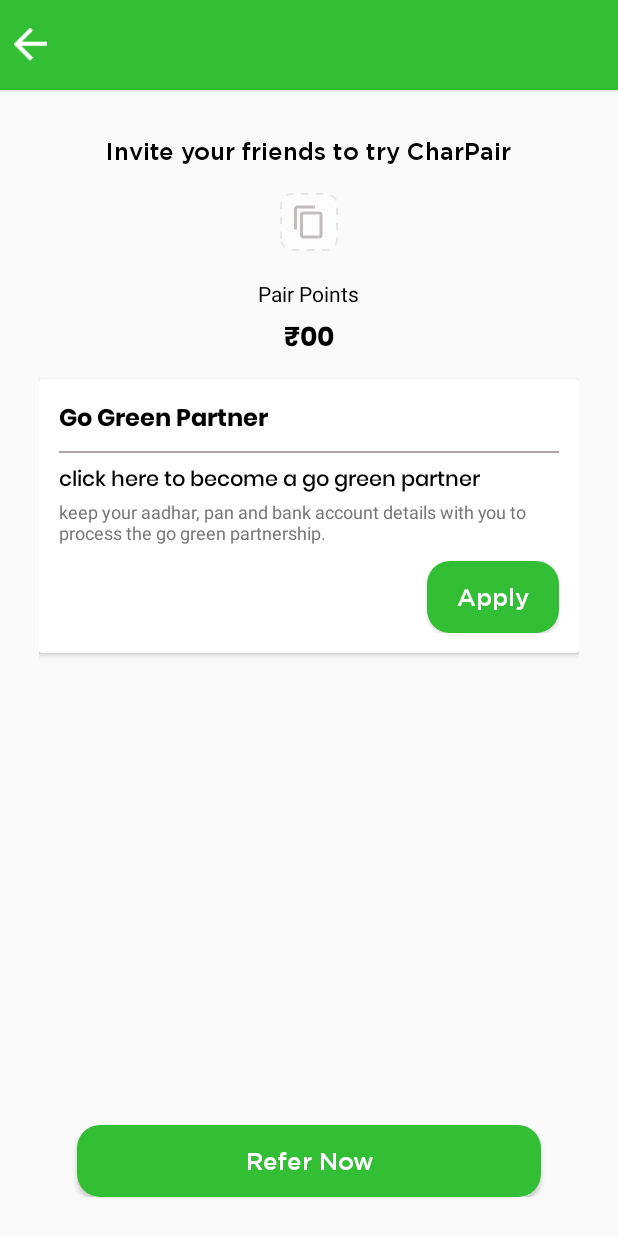
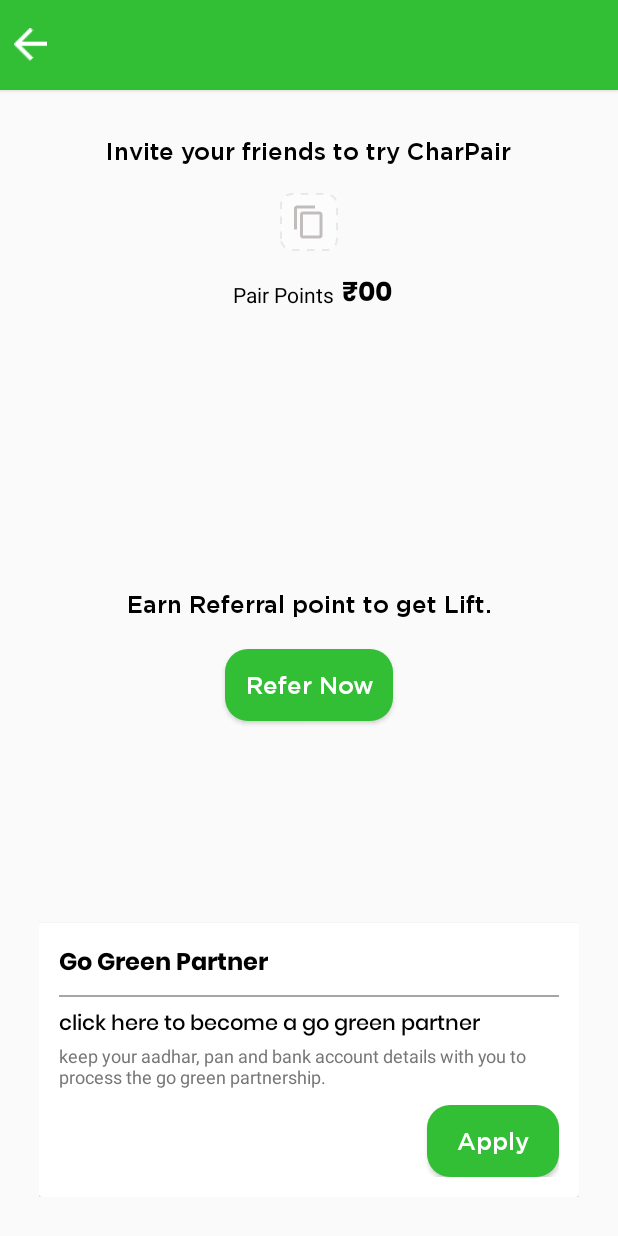
Before and after one commit to shubhamrb/Lift, an Android app: the layout fragment_refer.xml on its own in the app's theme, with its tools: preview values and no code run, on a phone screen of 412 x 824 dp. Run offline under Robolectric (Android 15) with nearby library versions, the phone set to English and light mode, and no system bars; network calls fail.

Commit message:
go green ui change

```diff
--- a/app/build.gradle
+++ b/app/build.gradle
@@ -13,6 +13,20 @@ android {
         testInstrumentationRunner "androidx.test.runner.AndroidJUnitRunner"
         vectorDrawables.useSupportLibrary = true
     }
+    signingConfigs {
+        release {
+            storeFile file('keystore.jks')
+            storePassword "Charpair@246810"
+            keyAlias "charpair"
+            keyPassword "Charpair@246810"
+        }
+        debug {
+            storeFile file('keystore.jks')
+            storePassword "Charpair@246810"
+            keyAlias "charpair"
+            keyPassword "Charpair@246810"
+        }
+    }
     android {
         compileOptions {
             targetCompatibility = "8"
@@ -23,6 +37,12 @@ android {
     buildTypes {
         release {
             minifyEnabled false
+            signingConfig signingConfigs.release
+            proguardFiles getDefaultProguardFile('proguard-android-optimize.txt'), 'proguard-rules.pro'
+        }
+        debug {
+            minifyEnabled false
+            signingConfig signingConfigs.debug
             proguardFiles getDefaultProguardFile('proguard-android-optimize.txt'), 'proguard-rules.pro'
         }
     }
--- a/app/src/main/res/layout/fragment_refer.xml
+++ b/app/src/main/res/layout/fragment_refer.xml
@@ -15,12 +15,17 @@
         android:layout_below="@id/toolbarNew"
         android:padding="@dimen/_20sdp">
 
+        <LinearLayout
+            android:id="@+id/ll_code"
+            android:layout_width="match_parent"
+            android:layout_height="wrap_content"
+            android:gravity="center"
+            android:orientation="vertical">
+
             <androidx.appcompat.widget.AppCompatTextView
                 android:id="@+id/textViewLabel"
                 android:layout_width="wrap_content"
                 android:layout_height="wrap_content"
-            android:layout_centerHorizontal="true"
-            android:layout_gravity="center_vertical"
                 android:ellipsize="end"
                 android:fontFamily="@font/gotham_medium"
                 android:gravity="center_vertical"
@@ -34,9 +39,6 @@
                 android:id="@+id/textViewCode"
                 android:layout_width="wrap_content"
                 android:layout_height="wrap_content"
-            android:layout_below="@+id/textViewLabel"
-            android:layout_centerHorizontal="true"
-            android:layout_gravity="center_vertical"
                 android:layout_marginTop="@dimen/_10sdp"
                 android:alpha="0.5"
                 android:background="@drawable/dashed_border"
@@ -49,15 +51,22 @@
                 android:text=""
                 android:textColor="@color/colorBlack"
                 android:textSize="@dimen/sp_16" />
+        </LinearLayout>
+
+
+        <LinearLayout
+            android:id="@+id/ll_points"
+            android:layout_width="match_parent"
+            android:layout_height="wrap_content"
+            android:layout_below="@+id/ll_code"
+            android:layout_marginTop="@dimen/_10sdp"
+            android:gravity="center"
+            android:orientation="horizontal">
 
             <androidx.appcompat.widget.AppCompatTextView
                 android:id="@+id/textViewPointLabel"
                 android:layout_width="wrap_content"
                 android:layout_height="wrap_content"
-            android:layout_below="@+id/textViewCode"
-            android:layout_centerHorizontal="true"
-            android:layout_gravity="center_vertical"
-            android:layout_marginTop="@dimen/_10sdp"
                 android:ellipsize="end"
                 android:gravity="center_vertical"
                 android:maxLines="2"
@@ -70,25 +79,63 @@
                 android:id="@+id/textViewPoint"
                 android:layout_width="wrap_content"
                 android:layout_height="wrap_content"
-            android:layout_below="@+id/textViewPointLabel"
-            android:layout_centerHorizontal="true"
-            android:layout_gravity="center_vertical"
                 android:ellipsize="end"
                 android:fontFamily="@font/poppins_bold"
-            android:gravity="center_vertical"
                 android:text="₹00"
                 android:textColor="@color/colorBlack"
                 android:textSize="@dimen/sp_18" />
+        </LinearLayout>
+
+
+        <LinearLayout
+            android:id="@+id/ll_invite"
+            android:layout_width="match_parent"
+            android:layout_height="wrap_content"
+            android:layout_below="@+id/ll_points"
+            android:layout_centerVertical="true"
+            android:orientation="vertical">
+
+            <androidx.appcompat.widget.AppCompatTextView
+                android:layout_width="wrap_content"
+                android:layout_height="wrap_content"
+                android:layout_gravity="center"
+                android:ellipsize="end"
+                android:fontFamily="@font/gotham_medium"
+                android:gravity="center_vertical"
+                android:maxLines="2"
+                android:padding="@dimen/dp_5"
+                android:text="Earn Referral point to get Lift."
+                android:textColor="@color/colorBlack"
+                android:textSize="@dimen/sp_16" />
+
+            <androidx.appcompat.widget.AppCompatButton
+                android:id="@+id/buttonLift"
+                android:layout_width="wrap_content"
+                android:layout_height="wrap_content"
+                android:layout_gravity="center"
+                android:layout_marginTop="@dimen/dp_15"
+                android:layout_marginBottom="@dimen/dp_15"
+                android:background="@drawable/rounded_button"
+                android:fontFamily="@font/gotham_medium"
+                android:gravity="center"
+                android:paddingStart="@dimen/_10sdp"
+                android:paddingEnd="@dimen/_10sdp"
+                android:text="Refer Now"
+                android:textAllCaps="false"
+                android:textColor="@color/colorWhite"
+                android:textSize="@dimen/sp_16" />
+        </LinearLayout>
 
         <androidx.cardview.widget.CardView
             android:layout_width="match_parent"
             android:layout_height="wrap_content"
-            android:layout_below="@id/textViewPoint"
+            android:layout_alignParentBottom="true"
             android:layout_marginTop="@dimen/_8sdp">
 
             <LinearLayout
                 android:layout_width="match_parent"
                 android:layout_height="wrap_content"
+                android:layout_gravity="center_vertical"
                 android:orientation="vertical"
                 android:padding="@dimen/_10sdp">
 
@@ -145,23 +192,5 @@
             </LinearLayout>
 
         </androidx.cardview.widget.CardView>
-
-        <androidx.appcompat.widget.AppCompatButton
-            android:id="@+id/buttonLift"
-            android:layout_width="match_parent"
-            android:layout_height="wrap_content"
-            android:layout_alignParentBottom="true"
-            android:layout_gravity="center"
-            android:layout_marginLeft="@dimen/sp_25"
-            android:layout_marginTop="@dimen/dp_15"
-            android:layout_marginRight="@dimen/sp_25"
-            android:layout_marginBottom="@dimen/dp_15"
-            android:background="@drawable/rounded_button"
-            android:fontFamily="@font/gotham_medium"
-            android:gravity="center"
-            android:text="Refer Now"
-            android:textAllCaps="false"
-            android:textColor="@color/colorWhite"
-            android:textSize="@dimen/sp_16" />
     </RelativeLayout>
 </RelativeLayout>
```
Also changed, not shown: 1 other file. Lines whose indentation alone changed are shown as unchanged.
